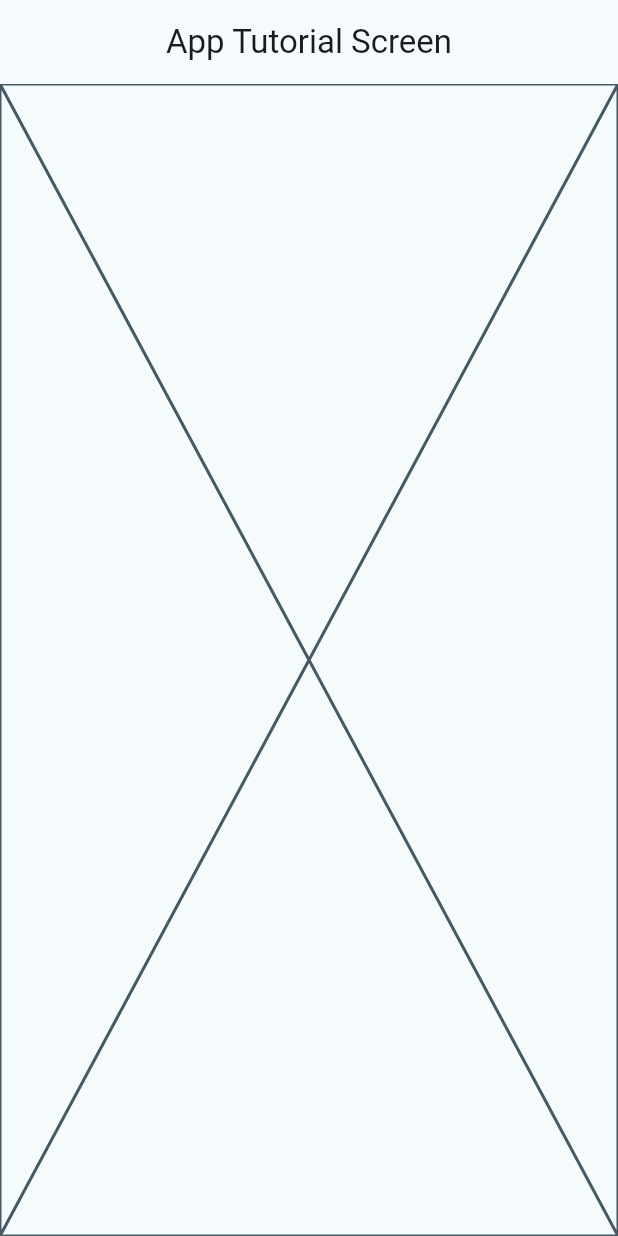
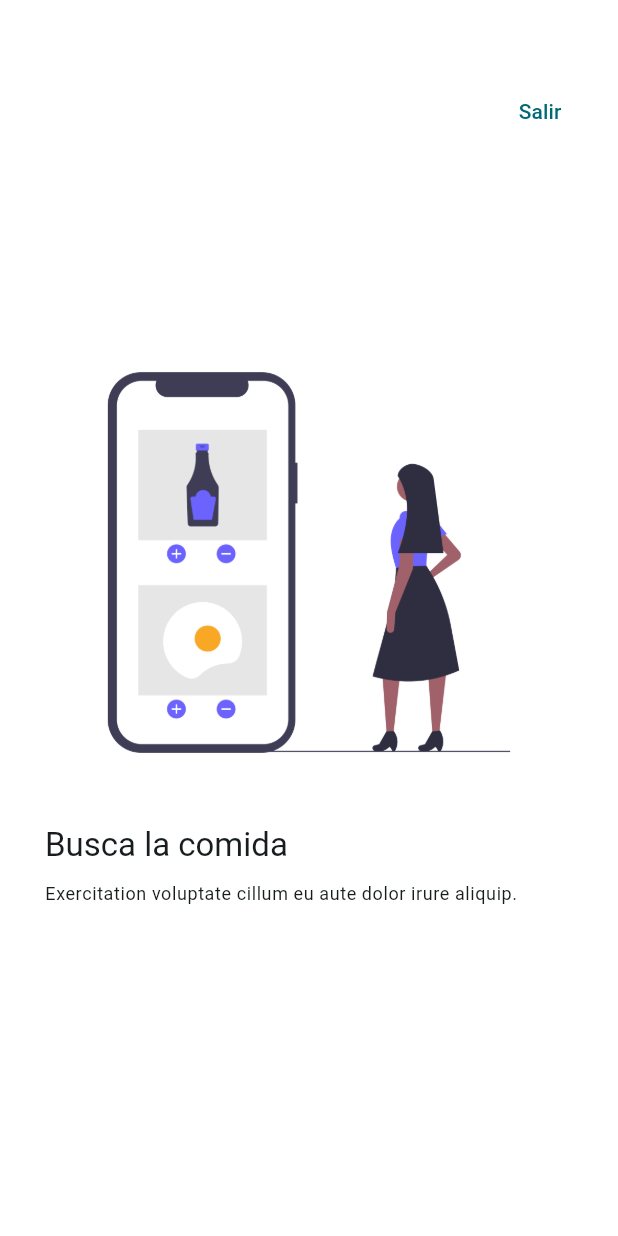
Before and after one commit to cristiandelcidd/widgets_app, a Flutter app: the AppTutorialScreen screen opened by its route, on a phone screen of 412 x 824 dp. Run offline on Flutter 3.47's test engine with Material 2 defaults, Android fonts, the phone set to English and light mode, and no system bars; our stand-ins replace animate_do, go_router.

Commit message:
tutorial page finished

```diff
--- a/lib/presentation/screens/app_tutorial/app_tutorial_screen.dart
+++ b/lib/presentation/screens/app_tutorial/app_tutorial_screen.dart
@@ -1,17 +1,140 @@
+import 'package:animate_do/animate_do.dart';
 import 'package:flutter/material.dart';
+import 'package:go_router/go_router.dart';
 
-class AppTutorialScreen extends StatelessWidget {
+class SlideInfo {
+  final String title;
+  final String caption;
+  final String imageUrl;
+
+  SlideInfo(this.title, this.caption, this.imageUrl);
+}
+
+final slides = <SlideInfo>[
+  SlideInfo(
+      'Busca la comida',
+      'Exercitation voluptate cillum eu aute dolor irure aliquip.',
+      'assets/images/1.png'),
+  SlideInfo(
+      'Entrega rápida',
+      'Ullamco ullamco duis labore quis occaecat culpa laborum id incididunt.',
+      'assets/images/2.png'),
+  SlideInfo(
+      'Disfruta la comida',
+      'Ea officia exercitation voluptate nostrud amet esse ut exercitation deserunt est enim est.',
+      'assets/images/3.png'),
+];
+
+class AppTutorialScreen extends StatefulWidget {
   static const name = 'tutorial_screen';
 
   const AppTutorialScreen({super.key});
 
   @override
+  State<AppTutorialScreen> createState() => _AppTutorialScreenState();
+}
+
+class _AppTutorialScreenState extends State<AppTutorialScreen> {
+  final PageController pageviewController = PageController();
+  bool endReached = false;
+
+  @override
+  void initState() {
+    super.initState();
+
+    pageviewController.addListener(() {
+      final page = pageviewController.page ?? 0;
+      if (!endReached && page >= (slides.length - 1.5)) {
+        setState(() {
+          endReached = true;
+        });
+      }
+    });
+  }
+
+  @override
+  void dispose() {
+    pageviewController.dispose();
+
+    super.dispose();
+  }
+
+  @override
   Widget build(BuildContext context) {
     return Scaffold(
-      appBar: AppBar(
-        title: const Text('App Tutorial Screen'),
+      backgroundColor: Colors.white,
+      body: Stack(
+        children: [
+          PageView(
+            controller: pageviewController,
+            physics: const BouncingScrollPhysics(),
+            children: slides
+                .map((slideData) => _Slide(
+                    title: slideData.title,
+                    caption: slideData.caption,
+                    imageUrl: slideData.imageUrl))
+                .toList(),
+          ),
+          Positioned(
+              right: 20,
+              top: 50,
+              child: TextButton(
+                child: const Text('Salir'),
+                onPressed: () => context.pop(),
+              )),
+          endReached
+              ? Positioned(
+                  bottom: 30,
+                  right: 30,
+                  child: FadeInRight(
+                    from: 15,
+                    delay: const Duration(seconds: 1),
+                    child: FilledButton(
+                      onPressed: () => context.pop(),
+                      child: const Text('Comenzar'),
+                    ),
+                  ))
+              : const SizedBox(),
+        ],
       ),
-      body: const Placeholder(),
     );
   }
 }
+
+class _Slide extends StatelessWidget {
+  final String title;
+  final String caption;
+  final String imageUrl;
+
+  const _Slide(
+      {required this.title, required this.caption, required this.imageUrl});
+
+  @override
+  Widget build(BuildContext context) {
+    final titleStyle = Theme.of(context).textTheme.titleLarge;
+    final captionStyle = Theme.of(context).textTheme.bodySmall;
+
+    return Padding(
+      padding: const EdgeInsets.symmetric(horizontal: 30),
+      child: Center(
+        child: Column(
+          mainAxisAlignment: MainAxisAlignment.center,
+          crossAxisAlignment: CrossAxisAlignment.start,
+          children: [
+            Image(image: AssetImage(imageUrl)),
+            const SizedBox(height: 20),
+            Text(
+              title,
+              style: titleStyle,
+            ),
+            const SizedBox(height: 10),
+            Text(
+              caption,
+              style: captionStyle,
+            ),
+          ],
+        ),
+      ),
+    );
+  }
+}
```
Also changed, not shown: pubspec.yaml (+5 -2 lines), assets/images/1.png (added), assets/images/2.png (added), assets/images/3.png (added), assets/images/jar-loading.gif (added), pubspec.lock.
